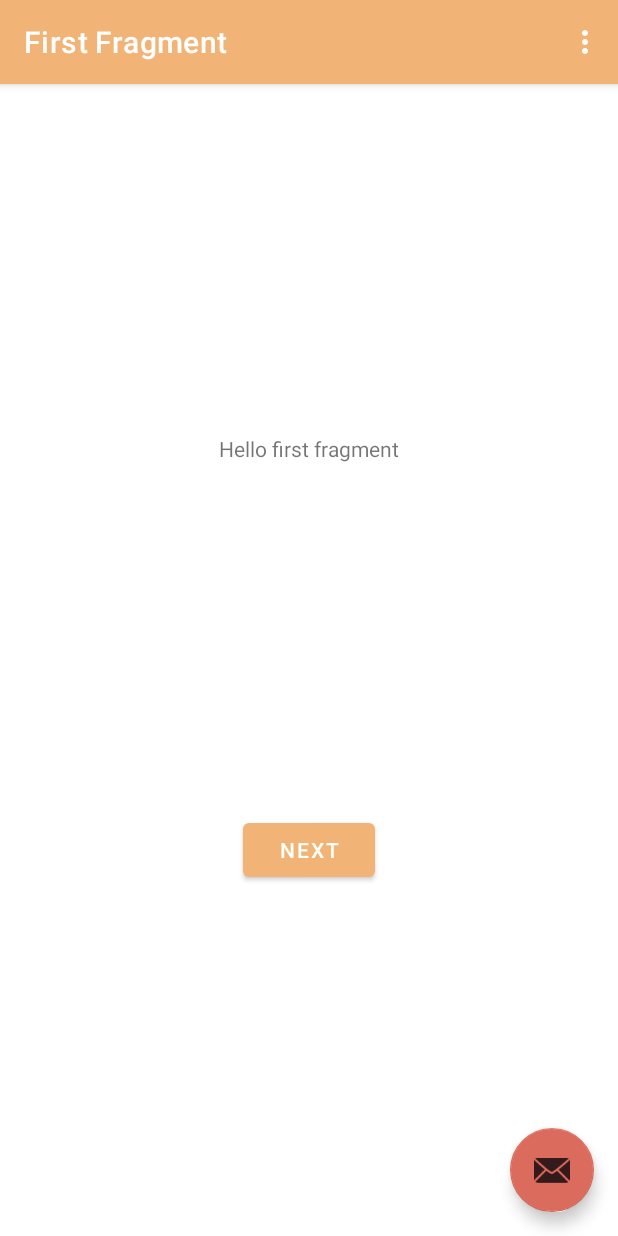
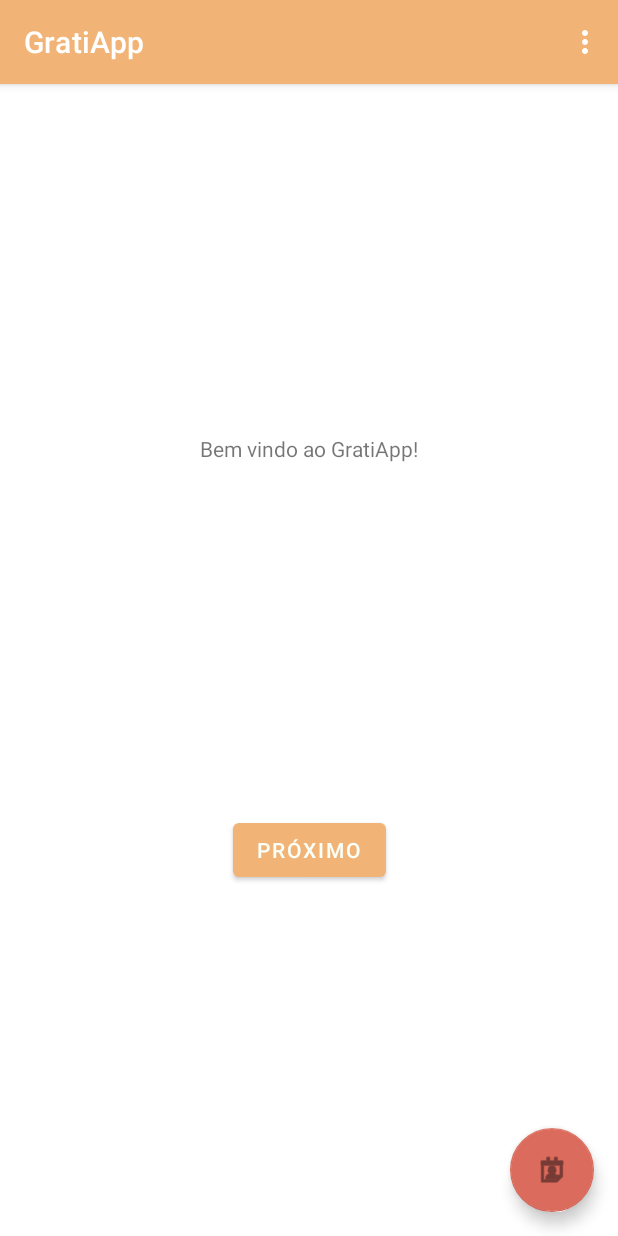
Before and after one commit to CiroDVolpe/Gratiapp, an Android app: the screen it shows after launch (MainActivity), on a phone screen of 412 x 824 dp. Run offline under Robolectric (Android 15) with nearby library versions, the phone set to English and light mode, and no system bars; our stand-ins replace navigation-ui.

Commit message:
adaptei UI
traduzi e adaptei first e second fragments para ficarem de acordo com o gratiapp

```diff
--- a/app/src/main/res/layout/activity_main.xml
+++ b/app/src/main/res/layout/activity_main.xml
@@ -29,6 +29,6 @@
         android:layout_gravity="bottom|end"
         android:layout_marginEnd="@dimen/fab_margin"
         android:layout_marginBottom="16dp"
-        app:srcCompat="@android:drawable/ic_dialog_email" />
+        app:srcCompat="@android:drawable/ic_menu_my_calendar" />
 
 </androidx.coordinatorlayout.widget.CoordinatorLayout>
--- a/app/src/main/res/values/strings.xml
+++ b/app/src/main/res/values/strings.xml
@@ -2,11 +2,11 @@
     <string name="app_name">gratiapp</string>
     <string name="action_settings">Settings</string>
     <!-- Strings used for fragments for navigation -->
-    <string name="first_fragment_label">First Fragment</string>
+    <string name="first_fragment_label">GratiApp</string>
     <string name="second_fragment_label">Second Fragment</string>
-    <string name="next">Next</string>
-    <string name="previous">Previous</string>
+    <string name="next">Próximo</string>
+    <string name="previous">Anterior</string>
 
-    <string name="hello_first_fragment">Hello first fragment</string>
+    <string name="hello_first_fragment">Bem vindo ao GratiApp!</string>
     <string name="hello_second_fragment">Hello second fragment. Arg: %1$s</string>
 </resources>
```
